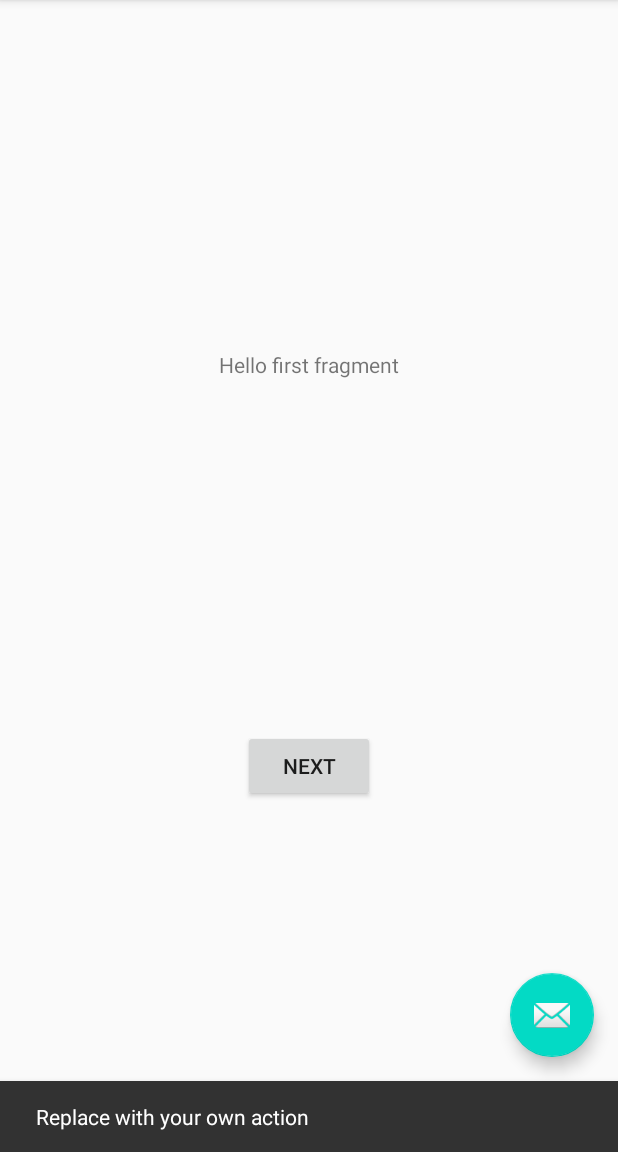
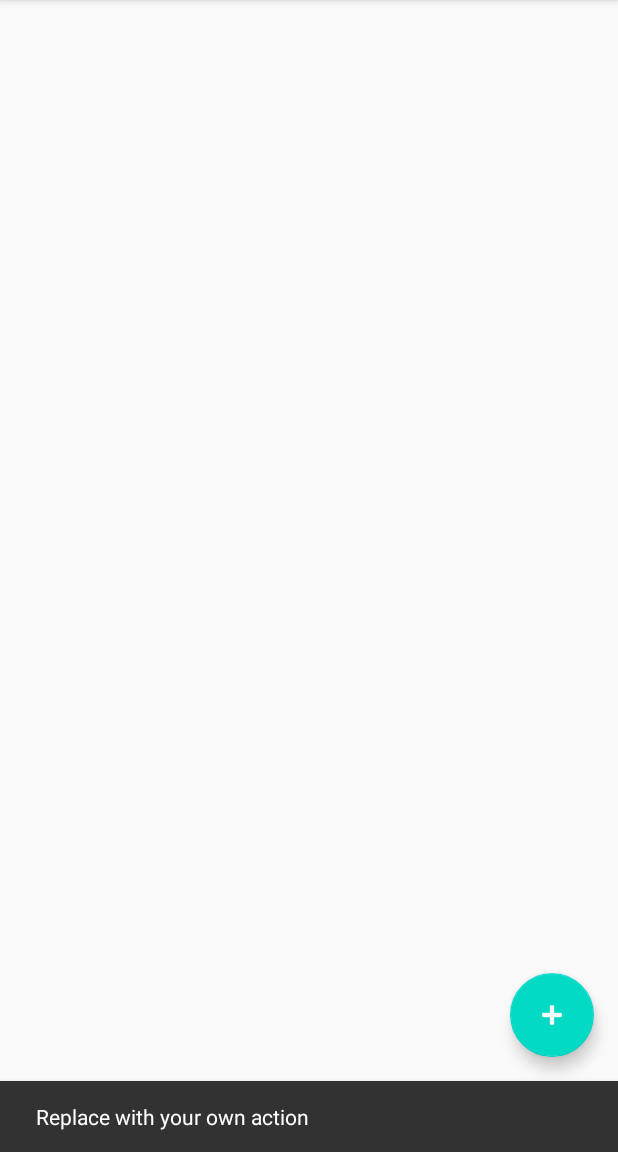
Before and after one commit to mennolp098/Android-Example-3, an Android app: the screen it shows after launch (MainActivity), after a tap on an icon or button, on a phone screen of 412 x 824 dp, the part 84-1236 px from its top. Run offline under Robolectric (Android 15) with nearby library versions, the phone set to English and light mode, and no system bars.

Commit message:
Refactored layout names, Changed floatingbutton drawable to add input, changed tint color of floating bubble

```diff
--- a/app/src/main/java/com/example/android_example_3/FirstFragment.kt
+++ b/app/src/main/java/com/example/android_example_3/AddReminderFragment.kt
@@ -9,23 +9,20 @@ import android.widget.Button
 import androidx.navigation.fragment.findNavController
 
 /**
- * A simple [Fragment] subclass as the default destination in the navigation.
+ * A simple [Fragment] subclass as the second destination in the navigation.
  */
-class FirstFragment : Fragment() {
+class AddReminderFragment : Fragment() {
 
     override fun onCreateView(
             inflater: LayoutInflater, container: ViewGroup?,
             savedInstanceState: Bundle?
     ): View? {
         // Inflate the layout for this fragment
-        return inflater.inflate(R.layout.fragment_first, container, false)
+        return inflater.inflate(R.layout.add_reminder_fragment, container, false)
     }
 
     override fun onViewCreated(view: View, savedInstanceState: Bundle?) {
         super.onViewCreated(view, savedInstanceState)
 
-        view.findViewById<Button>(R.id.button_first).setOnClickListener {
-            findNavController().navigate(R.id.action_FirstFragment_to_SecondFragment)
-        }
     }
 }
--- a/app/src/main/java/com/example/android_example_3/SecondFragment.kt
+++ b/app/src/main/java/com/example/android_example_3/RemindersFragment.kt
@@ -9,23 +9,21 @@ import android.widget.Button
 import androidx.navigation.fragment.findNavController
 
 /**
- * A simple [Fragment] subclass as the second destination in the navigation.
+ * A simple [Fragment] subclass as the default destination in the navigation.
  */
-class SecondFragment : Fragment() {
+class RemindersFragment : Fragment() {
 
     override fun onCreateView(
             inflater: LayoutInflater, container: ViewGroup?,
             savedInstanceState: Bundle?
     ): View? {
         // Inflate the layout for this fragment
-        return inflater.inflate(R.layout.fragment_second, container, false)
+        return inflater.inflate(R.layout.reminders_fragment, container, false)
     }
 
     override fun onViewCreated(view: View, savedInstanceState: Bundle?) {
         super.onViewCreated(view, savedInstanceState)
 
-        view.findViewById<Button>(R.id.button_second).setOnClickListener {
-            findNavController().navigate(R.id.action_SecondFragment_to_FirstFragment)
-        }
+
     }
 }
--- a/app/src/main/res/layout/activity_main.xml
+++ b/app/src/main/res/layout/activity_main.xml
@@ -26,7 +26,8 @@
         android:layout_height="wrap_content"
         android:layout_gravity="bottom|end"
         android:layout_margin="@dimen/fab_margin"
-        app:srcCompat="@android:drawable/ic_dialog_email" />
+        android:tint="@android:color/white"
+        app:srcCompat="@android:drawable/ic_input_add" />
 
     <include layout="@layout/content_main" />
 
--- a/app/src/main/res/layout/fragment_first.xml
+++ /dev/null
@@ -1,28 +0,0 @@
-<?xml version="1.0" encoding="utf-8"?>
-<androidx.constraintlayout.widget.ConstraintLayout xmlns:android="http://schemas.android.com/apk/res/android"
-    xmlns:app="http://schemas.android.com/apk/res-auto"
-    xmlns:tools="http://schemas.android.com/tools"
-    android:layout_width="match_parent"
-    android:layout_height="match_parent"
-    tools:context=".FirstFragment">
-
-    <Button
-        android:id="@+id/button_first"
-        android:layout_width="wrap_content"
-        android:layout_height="wrap_content"
-        android:text="@string/next"
-        app:layout_constraintBottom_toBottomOf="parent"
-        app:layout_constraintEnd_toEndOf="parent"
-        app:layout_constraintStart_toStartOf="parent"
-        app:layout_constraintTop_toBottomOf="@id/textview_first" />
-
-    <TextView
-        android:id="@+id/textview_first"
-        android:layout_width="wrap_content"
-        android:layout_height="wrap_content"
-        android:text="@string/hello_first_fragment"
-        app:layout_constraintBottom_toTopOf="@id/button_first"
-        app:layout_constraintEnd_toEndOf="parent"
-        app:layout_constraintStart_toStartOf="parent"
-        app:layout_constraintTop_toTopOf="parent" />
-</androidx.constraintlayout.widget.ConstraintLayout>
--- /dev/null
+++ b/app/src/main/res/layout/reminders_fragment.xml
@@ -0,0 +1,7 @@
+<?xml version="1.0" encoding="utf-8"?>
+<androidx.constraintlayout.widget.ConstraintLayout xmlns:android="http://schemas.android.com/apk/res/android"
+    xmlns:app="http://schemas.android.com/apk/res-auto"
+    xmlns:tools="http://schemas.android.com/tools"
+    android:layout_width="match_parent"
+    android:layout_height="match_parent"
+    tools:context=".RemindersFragment"/>
--- a/app/src/main/res/navigation/nav_graph.xml
+++ b/app/src/main/res/navigation/nav_graph.xml
@@ -7,7 +7,7 @@
 
     <fragment
         android:id="@+id/FirstFragment"
-        android:name="com.example.android_example_3.FirstFragment"
+        android:name="com.example.android_example_3.RemindersFragment"
         android:label="@string/first_fragment_label"
         tools:layout="@layout/fragment_first">
 
@@ -17,7 +17,7 @@
     </fragment>
     <fragment
         android:id="@+id/SecondFragment"
-        android:name="com.example.android_example_3.SecondFragment"
+        android:name="com.example.android_example_3.AddReminderFragment"
         android:label="@string/second_fragment_label"
         tools:layout="@layout/fragment_second">
 
--- a/app/src/main/res/values/strings.xml
+++ b/app/src/main/res/values/strings.xml
@@ -9,4 +9,10 @@
 
     <string name="hello_first_fragment">Hello first fragment</string>
     <string name="hello_second_fragment">Hello second fragment. Arg: %1$s</string>
+
+    <string name="reminders">Reminders</string>
+    <string name="see_below">See below for all your reminders</string>
+    <string name="add_your_reminder">Add your reminder</string>
+    <string name="reminder_name">Reminder name</string>
+    <string name="not_valid_reminder">Invalid reminder</string>
 </resources>
```
Also changed, not shown: app/build.gradle (+4 -3 lines), app/src/main/res/layout/add_reminder_fragment.xml (added, +7 -0 lines), app/src/main/res/layout/fragment_second.xml (deleted, +0 -27 lines).
